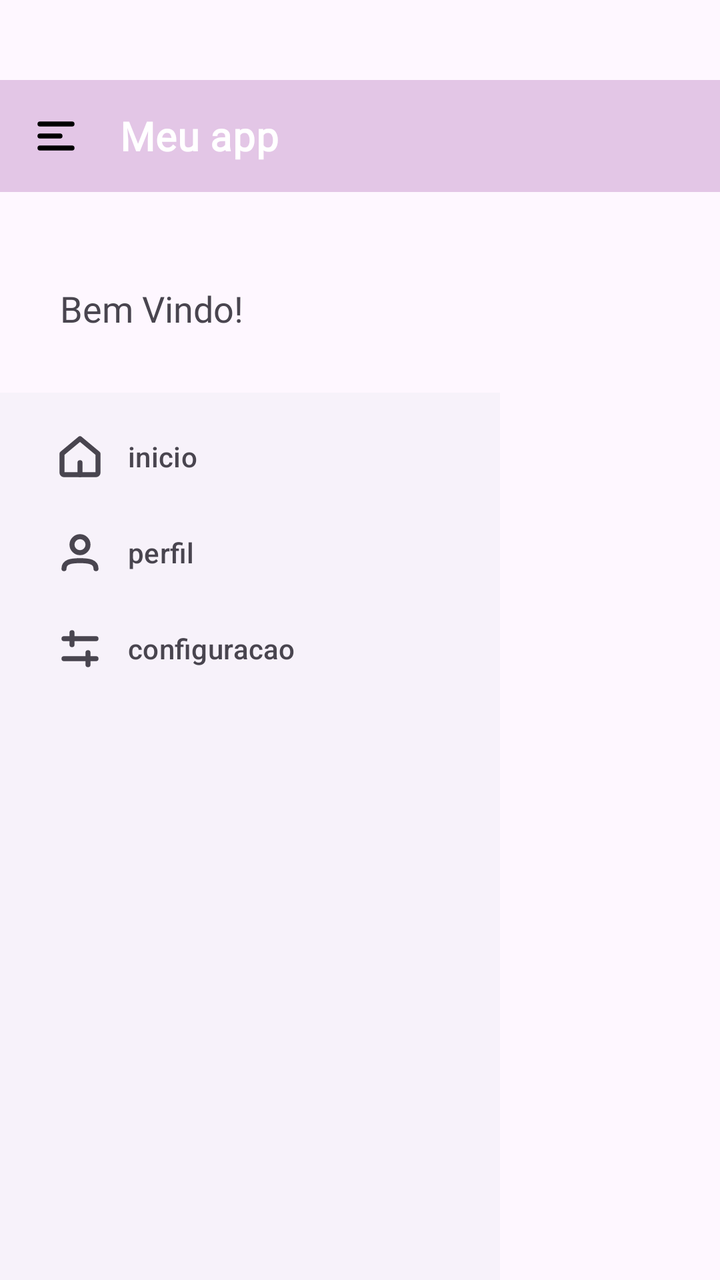
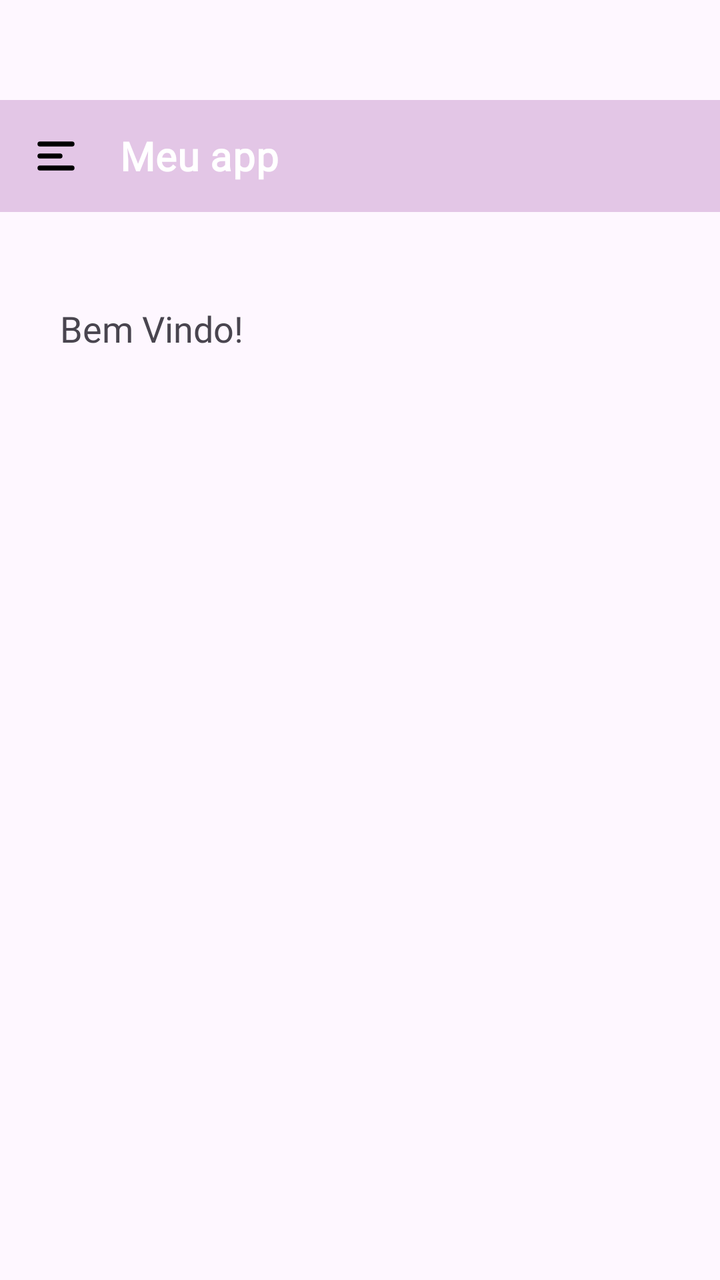

An Android layout rendered at two revisions. The XML below is the earlier revision; the diff shows what the commit changed to produce the second picture.
<!-- AndroidManifest.xml: application theme Theme.AppDrawer -->
<!-- res/layout/activity_main.xml -->
<?xml version="1.0" encoding="utf-8"?>
<androidx.drawerlayout.widget.DrawerLayout
    xmlns:android="http://schemas.android.com/apk/res/android"
    xmlns:app="http://schemas.android.com/apk/res-auto"
    android:id="@+id/drawer_layout"
    android:layout_height="match_parent"
    android:layout_width="match_parent">
    <LinearLayout
        android:layout_width="match_parent"
        android:layout_height="match_parent"
        android:orientation="vertical">

        <com.google.android.material.appbar.MaterialToolbar
            android:id="@+id/toolbar"
            android:layout_width="match_parent"
            android:layout_height="56dp"
            android:background="#7FC795CC"
            app:navigationIcon="@drawable/ic_menu"
            android:layout_marginTop="40dp"
            app:title="Meu app"
            app:titleTextAppearance="@style/TextAppearance.MyApp.Toolbar.Title"
            app:titleTextColor="#FFFFFF">


        </com.google.android.material.appbar.MaterialToolbar>

        <TextView
            android:id="@+id/txtconteudo"
            android:layout_width="match_parent"
            android:layout_height="wrap_content"
            android:layout_marginTop="16dp"
            android:fontFamily="@font/nunito_semibold"
            android:padding="30dp"
            android:text="Bem Vindo!"
            android:textSize="18sp" />

        <com.google.android.material.navigation.NavigationView
            android:id="@+id/navigationview"
            android:layout_width="250dp"
            android:layout_height="match_parent"
            app:menu="@menu/navigation_drawer"/>


    </LinearLayout>


</androidx.drawerlayout.widget.DrawerLayout>
<!-- resources referenced by this layout -->
<resources>
  <!-- drawable ic_menu (drawable) -->
  <?xml version="1.0" encoding="utf-8"?>
  <vector xmlns:android="http://schemas.android.com/apk/res/android"
      android:width="24dp"
      android:height="24dp"
      android:viewportWidth="24"
      android:viewportHeight="24"
      >
      <path
          android:strokeColor="#FF000000"
          android:strokeWidth="2.5"
          android:strokeLineCap="round"
          android:pathData="M4,6 L20,6" />
  
      <path
          android:strokeColor="#FF000000"
          android:strokeWidth="2.5"
          android:strokeLineCap="round"
          android:pathData="M4,12 L14,12" />
      <path
          android:strokeColor="#FF000000"
          android:strokeWidth="2.5"
          android:strokeLineCap="round"
          android:pathData="M4,18 L20,18" />
  </vector>
  <style name="TextAppearance.MyApp.Toolbar.Title" parent="TextAppearance.MaterialComponents.Headline6">
          <item name="fontFamily">@font/nunito_extrabold</item> semi
          <item name="android:fontFamily">@font/nunito_extrabold</item>
          <item name="android:textStyle">bold</item>
          <item name="android:textColor">@color/white</item>
          <item name="android:textSize">20sp</item> 
      </style>
  <style name="Theme.AppDrawer" parent="Base.Theme.AppDrawer" />
  <color name="white">#FFFFFFFF</color>
  <style name="Base.Theme.AppDrawer" parent="Theme.Material3.DayNight.NoActionBar">
          
          
      </style>
</resources>

<!-- the commit's change to res/layout/activity_main.xml (unified diff, before → after) -->
@@ -3,8 +3,9 @@
     xmlns:android="http://schemas.android.com/apk/res/android"
     xmlns:app="http://schemas.android.com/apk/res-auto"
     android:id="@+id/drawer_layout"
-    android:layout_height="match_parent"
-    android:layout_width="match_parent">
+    android:layout_width="match_parent"
+    android:layout_height="match_parent">
+
     <LinearLayout
         android:layout_width="match_parent"
         android:layout_height="match_parent"
@@ -14,15 +15,12 @@
             android:id="@+id/toolbar"
             android:layout_width="match_parent"
             android:layout_height="56dp"
+            android:layout_marginTop="50dp"
             android:background="#7FC795CC"
             app:navigationIcon="@drawable/ic_menu"
-            android:layout_marginTop="40dp"
             app:title="Meu app"
             app:titleTextAppearance="@style/TextAppearance.MyApp.Toolbar.Title"
-            app:titleTextColor="#FFFFFF">
-
-
-        </com.google.android.material.appbar.MaterialToolbar>
+            app:titleTextColor="#FFFFFF" />
 
         <TextView
             android:id="@+id/txtconteudo"
@@ -34,14 +32,13 @@
             android:text="Bem Vindo!"
             android:textSize="18sp" />
 
-        <com.google.android.material.navigation.NavigationView
-            android:id="@+id/navigationview"
-            android:layout_width="250dp"
-            android:layout_height="match_parent"
-            app:menu="@menu/navigation_drawer"/>
-
-
     </LinearLayout>
 
+    <com.google.android.material.navigation.NavigationView
+        android:id="@+id/navigationview"
+        android:layout_width="250dp"
+        android:layout_height="match_parent"
+        android:layout_gravity="start"
+        app:menu="@menu/navigation_drawer" />
 
 </androidx.drawerlayout.widget.DrawerLayout>
